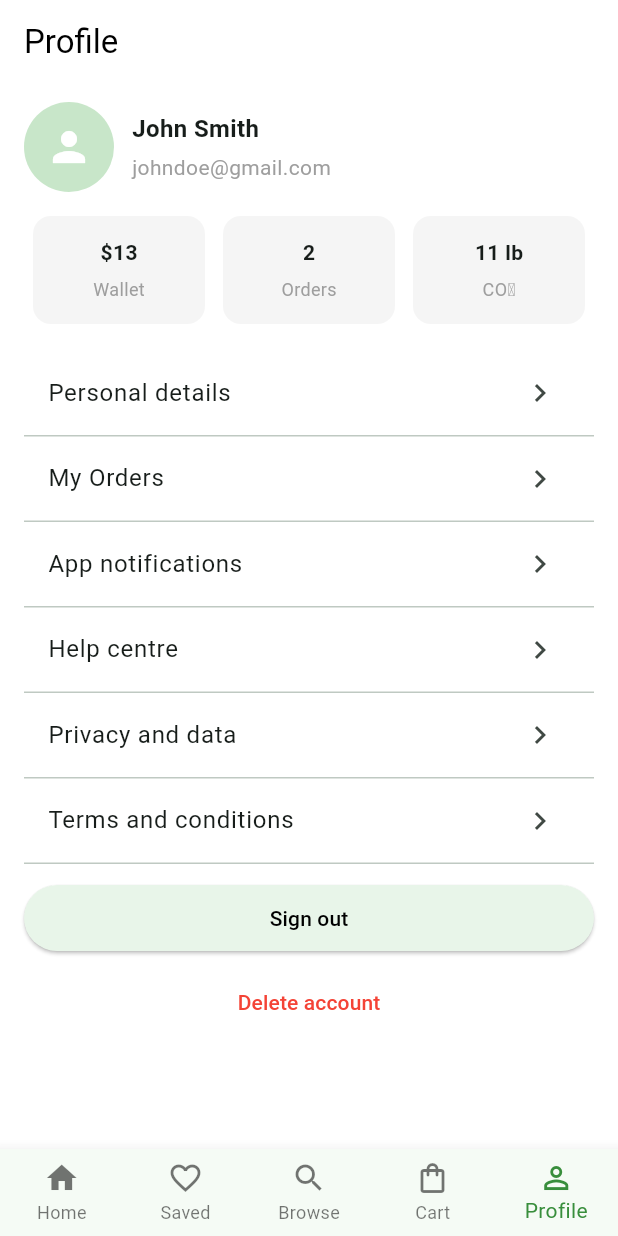
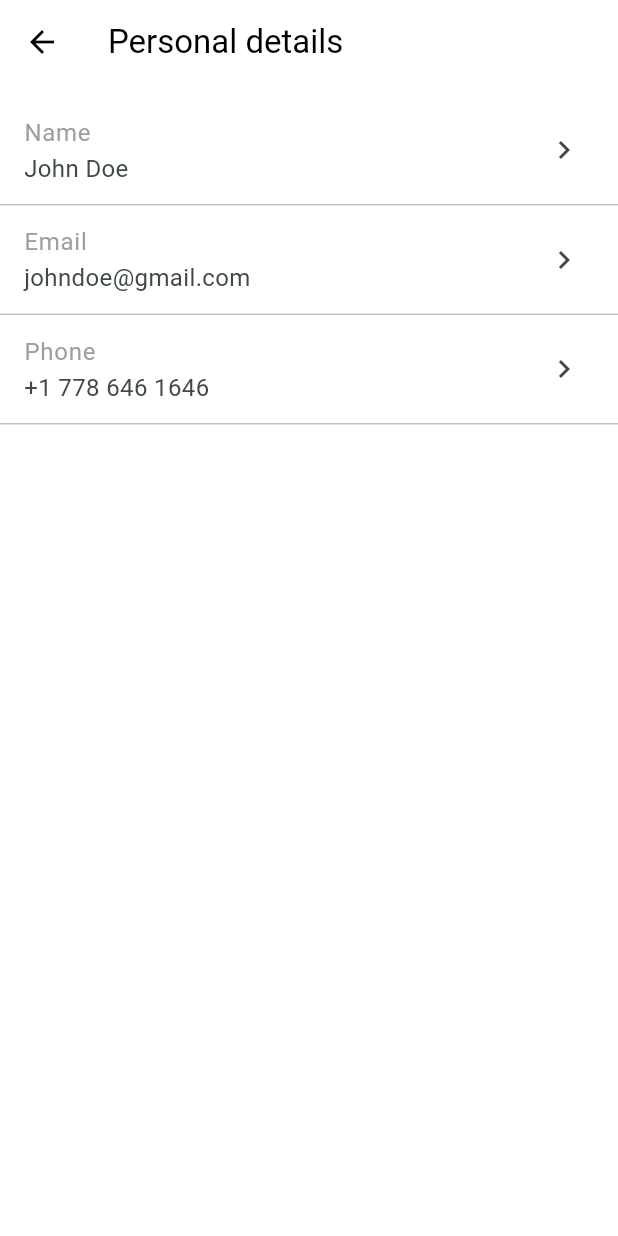
Before and after one commit to alvinsanjaya14/uts-mobile-prog, a Flutter app: the screen it shows after launch, item 5 of the bottom bar chosen, after a tap on "Personal details", on a phone screen of 412 x 824 dp. Run offline on Flutter 3.47's test engine with Material 3 defaults, Android fonts, the phone set to English and light mode, and no system bars; our stand-ins replace equatable, go_router; network calls fail.

Commit message:
feat: add personal details screen and integrate navigation from profile screen

```diff
--- a/lib/routes.dart
+++ b/lib/routes.dart
@@ -4,12 +4,14 @@ import 'models/product.dart';
 import 'screens/home_screen.dart';
 import 'screens/product_detail_screen.dart';
 import 'screens/profile_screen.dart';
+import 'screens/personal_details_screen.dart';
 
 /// Centralized route names
 class AppRoutes {
   static const home = '/';
   static const productDetail = '/product';
   static const profile = '/profile';
+  static const personalDetails = '/profile/personal-details';
 }
 
 /// GoRouter configuration
@@ -40,6 +42,11 @@ final GoRouter appRouter = GoRouter(
       name: 'profile',
       builder: (context, state) => const ProfileScreen(),
     ),
+    GoRoute(
+      path: AppRoutes.personalDetails,
+      name: 'personal-details',
+      builder: (context, state) => const PersonalDetailsScreen(),
+    ),
   ],
   errorBuilder: (context, state) => Scaffold(
     appBar: AppBar(title: const Text('Error')),
--- /dev/null
+++ b/lib/screens/personal_details_screen.dart
@@ -0,0 +1,44 @@
+import 'package:flutter/material.dart';
+import 'package:go_router/go_router.dart';
+
+class PersonalDetailsScreen extends StatelessWidget {
+  const PersonalDetailsScreen({Key? key}) : super(key: key);
+
+  @override
+  Widget build(BuildContext context) {
+    return Scaffold(
+      appBar: AppBar(
+        title: const Text('Personal details'),
+        backgroundColor: Colors.white,
+        foregroundColor: Colors.black,
+        elevation: 0,
+        leading: IconButton(
+          icon: const Icon(Icons.arrow_back),
+          onPressed: () => context.pop(),
+        ),
+      ),
+      body: ListView(
+        children: [
+          const SizedBox(height: 8),
+          _buildDetailTile('Name', 'John Doe'),
+          _buildDetailTile('Email', 'johndoe@gmail.com'),
+          _buildDetailTile('Phone', '+1 778 646 1646'),
+        ],
+      ),
+    );
+  }
+
+  Widget _buildDetailTile(String title, String value) {
+    return Column(
+      children: [
+        ListTile(
+          title: Text(title, style: const TextStyle(color: Colors.grey)),
+          subtitle: Text(value, style: const TextStyle(fontSize: 16)),
+          trailing: const Icon(Icons.chevron_right),
+          onTap: () {},
+        ),
+        const Divider(height: 1),
+      ],
+    );
+  }
+}
--- a/lib/screens/profile_screen.dart
+++ b/lib/screens/profile_screen.dart
@@ -66,7 +66,12 @@ class ProfileScreen extends StatelessWidget {
             Expanded(
               child: ListView(
                 children: [
-                  _buildListTile('Personal details', onTap: () {}),
+                  _buildListTile(
+                    'Personal details',
+                    onTap: () {
+                      context.push('/profile/personal-details');
+                    },
+                  ),
                   _buildListTile('My Orders', onTap: () {}),
                   _buildListTile('App notifications', onTap: () {}),
                   _buildListTile('Help centre', onTap: () {}),
```
